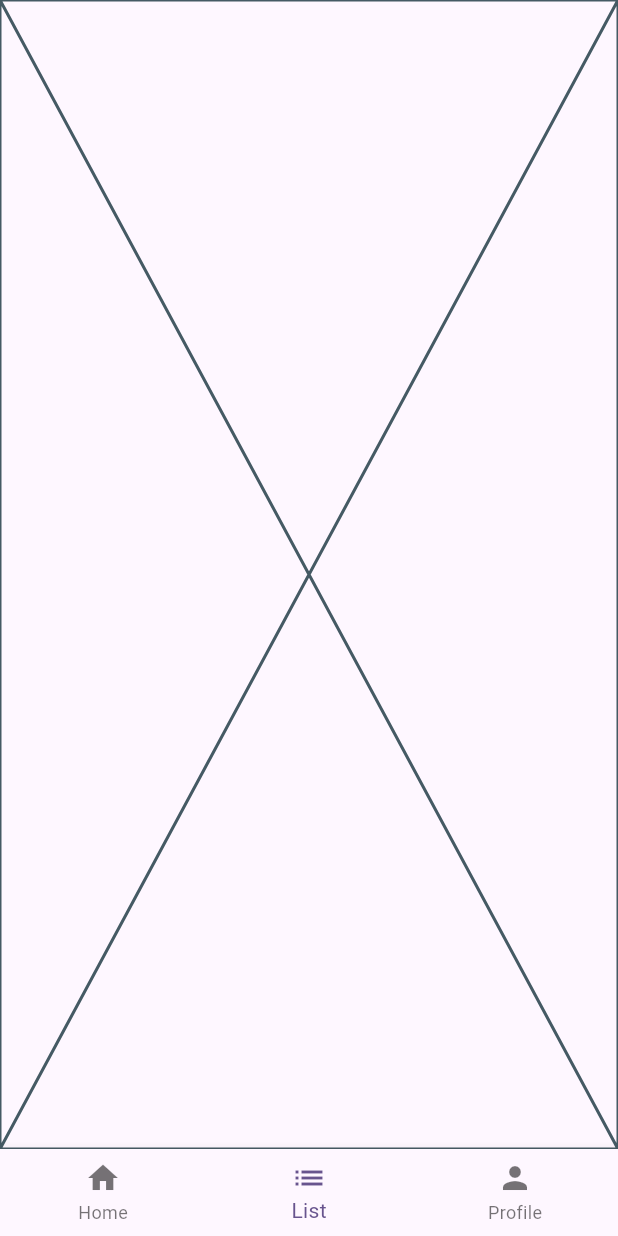
After one commit to ErickMarcellinoP1818/mobile-learn, a Flutter app: the HomeView screen opened directly, item 2 of the bottom bar chosen, on a phone screen of 412 x 824 dp. The commit adds this screen. Run offline on Flutter 3.47's test engine with Material 3 defaults, Android fonts, the phone set to English and light mode, and no system bars; network calls fail.

Commit message:
home done

```diff
--- a/lib/view/home.dart
+++ b/lib/view/home.dart
@@ -1,4 +1,5 @@
 import 'package:flutter/material.dart';
+import 'package:testing/view/list.dart';
 
 class HomeView extends StatefulWidget {
   const HomeView({super.key});
@@ -8,8 +9,39 @@ class HomeView extends StatefulWidget {
 }
 
 class _HomeViewState extends State<HomeView> {
+
+  int _selectedIndex = 0;
+  void _onItemTapped(int index){
+    setState(() {
+      _selectedIndex = index;
+    });
+  }
+
+  static const List<Widget> _widgetOptions = <Widget>[
+    Center(
+      child: Image(image: NetworkImage('https://picsum.photos/200/300')),
+    ),
+    listNama(),
+    Center(
+      child: Text(
+        'Index 3 : Profile',
+      ),
+    ),
+  ];
+
   @override
   Widget build(BuildContext context) {
-    return const Placeholder();
+    return Scaffold(
+      bottomNavigationBar: BottomNavigationBar(
+        items: const[
+          BottomNavigationBarItem(icon: Icon(Icons.home,),label: 'Home'),
+          BottomNavigationBarItem(icon: Icon(Icons.list,),label: 'List'),
+          BottomNavigationBarItem(icon: Icon(Icons.person,),label: 'Profile'),
+        ],
+        currentIndex: _selectedIndex,
+        onTap: _onItemTapped,
+        ),
+        body: _widgetOptions.elementAt(_selectedIndex),
+    );
   }
 }
--- /dev/null
+++ b/lib/view/list.dart
@@ -0,0 +1,15 @@
+import 'package:flutter/material.dart';
+
+class listNama extends StatefulWidget {
+  const listNama({super.key});
+
+  @override
+  State<listNama> createState() => _listNamaState();
+}
+
+class _listNamaState extends State<listNama> {
+  @override
+  Widget build(BuildContext context) {
+    return const Placeholder();
+  }
+}
```
